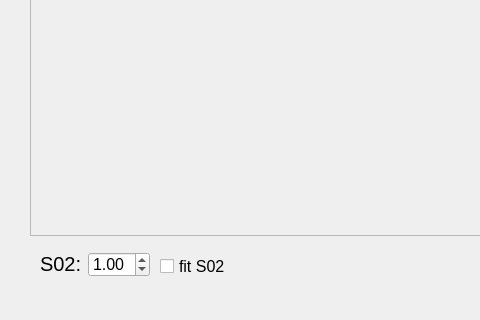
Qt form dialog_Fit.ui (yohey-uemura/EXAFSfit_with_silx) before a commit; both pictures show x 0 to 480 and y 425 to 745 of the 1280 by 745 pixel window.
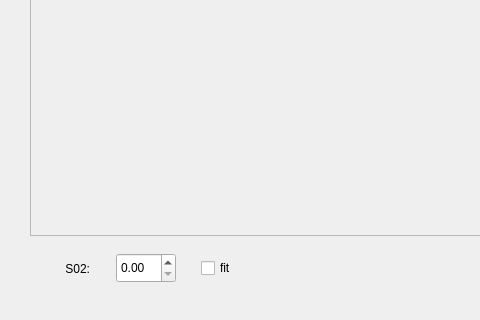
The same form after that commit.

```diff
--- a/dialog_Fit.ui
+++ b/dialog_Fit.ui
@@ -49,66 +49,6 @@
     </property>
    </widget>
   </widget>
-  <widget class="QLabel" name="label">
-   <property name="geometry">
-    <rect>
-     <x>40</x>
-     <y>678</y>
-     <width>41</width>
-     <height>21</height>
-    </rect>
-   </property>
-   <property name="font">
-    <font>
-     <pointsize>15</pointsize>
-    </font>
-   </property>
-   <property name="text">
-    <string>S02:</string>
-   </property>
-  </widget>
-  <widget class="QDoubleSpinBox" name="doubleSpinBox">
-   <property name="geometry">
-    <rect>
-     <x>88</x>
-     <y>677</y>
-     <width>62</width>
-     <height>25</height>
-    </rect>
-   </property>
-   <property name="font">
-    <font>
-     <pointsize>12</pointsize>
-    </font>
-   </property>
-   <property name="maximum">
-    <double>2.000000000000000</double>
-   </property>
-   <property name="singleStep">
-    <double>0.100000000000000</double>
-   </property>
-   <property name="value">
-    <double>1.000000000000000</double>
-   </property>
-  </widget>
-  <widget class="QCheckBox" name="checkBox">
-   <property name="geometry">
-    <rect>
-     <x>160</x>
-     <y>682</y>
-     <width>81</width>
-     <height>18</height>
-    </rect>
-   </property>
-   <property name="font">
-    <font>
-     <pointsize>12</pointsize>
-    </font>
-   </property>
-   <property name="text">
-    <string>fit S02</string>
-   </property>
-  </widget>
   <widget class="QPushButton" name="pB_reload">
    <property name="geometry">
     <rect>
@@ -167,6 +107,83 @@
     <string>&lt;html&gt;&lt;head/&gt;&lt;body&gt;&lt;p&gt;&lt;span style=&quot; font-size:10pt;&quot;&gt;Write another parameters for fitting.&lt;/span&gt;&lt;/p&gt;&lt;p&gt;&lt;span style=&quot; font-size:10pt;&quot;&gt;Ex.1: parameter name: dR, initial value: 0.05, status[guess or set]: guess&lt;/span&gt;&lt;/p&gt;&lt;p&gt;&lt;span style=&quot; font-size:10pt;&quot;&gt;=&amp;gt; dR=[guess, 0.05] (use quotation mark for strings. Separate each parameters with ';')&lt;/span&gt;&lt;/p&gt;&lt;p&gt;&lt;span style=&quot; font-size:10pt;&quot;&gt;Ex.2: parameter name: alpha, initial value: 0.05, status[guess or set]: guess, 'alpha' should be between 0 and 1&lt;/span&gt;&lt;/p&gt;&lt;p&gt;&lt;span style=&quot; font-size:10pt;&quot;&gt;=&amp;gt; dR=[guess,0.05, (0:1)] (use quotation mark for strings. Separate each parameters with ';')&lt;/span&gt;&lt;br/&gt;&lt;/p&gt;&lt;/body&gt;&lt;/html&gt;</string>
    </property>
   </widget>
+  <widget class="QWidget" name="">
+   <property name="geometry">
+    <rect>
+     <x>30</x>
+     <y>670</y>
+     <width>231</width>
+     <height>47</height>
+    </rect>
+   </property>
+   <layout class="QHBoxLayout" name="horizontalLayout">
+    <item>
+     <widget class="QLabel" name="label">
+      <property name="minimumSize">
+       <size>
+        <width>60</width>
+        <height>40</height>
+       </size>
+      </property>
+      <property name="text">
+       <string>S02:</string>
+      </property>
+      <property name="alignment">
+       <set>Qt::AlignRight|Qt::AlignTrailing|Qt::AlignVCenter</set>
+      </property>
+     </widget>
+    </item>
+    <item>
+     <spacer name="horizontalSpacer">
+      <property name="orientation">
+       <enum>Qt::Horizontal</enum>
+      </property>
+      <property name="sizeHint" stdset="0">
+       <size>
+        <width>13</width>
+        <height>20</height>
+       </size>
+      </property>
+     </spacer>
+    </item>
+    <item>
+     <widget class="QDoubleSpinBox" name="doubleSpinBox">
+      <property name="minimumSize">
+       <size>
+        <width>60</width>
+        <height>30</height>
+       </size>
+      </property>
+     </widget>
+    </item>
+    <item>
+     <spacer name="horizontalSpacer_2">
+      <property name="orientation">
+       <enum>Qt::Horizontal</enum>
+      </property>
+      <property name="sizeHint" stdset="0">
+       <size>
+        <width>13</width>
+        <height>20</height>
+       </size>
+      </property>
+     </spacer>
+    </item>
+    <item>
+     <widget class="QCheckBox" name="checkBox">
+      <property name="minimumSize">
+       <size>
+        <width>60</width>
+        <height>30</height>
+       </size>
+      </property>
+      <property name="text">
+       <string>fit</string>
+      </property>
+     </widget>
+    </item>
+   </layout>
+  </widget>
   <action name="actionAdd">
    <property name="text">
     <string>Add Another Params</string>
```
